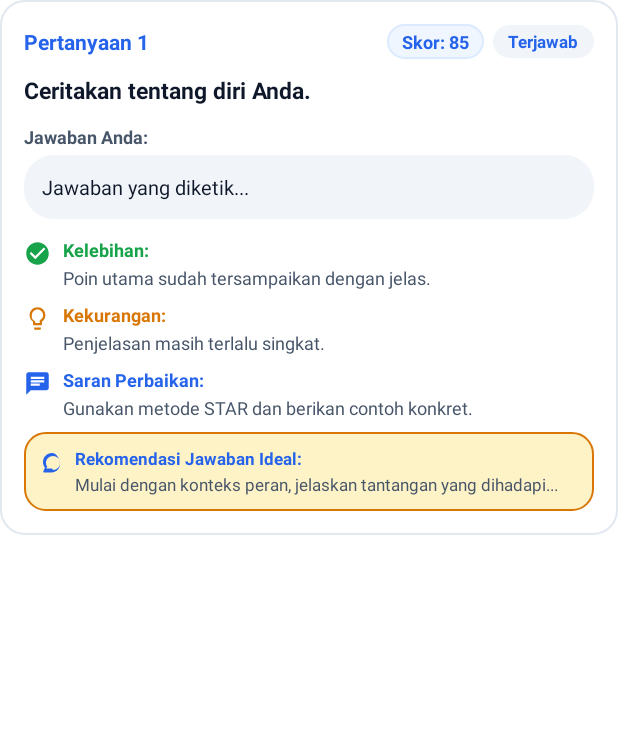
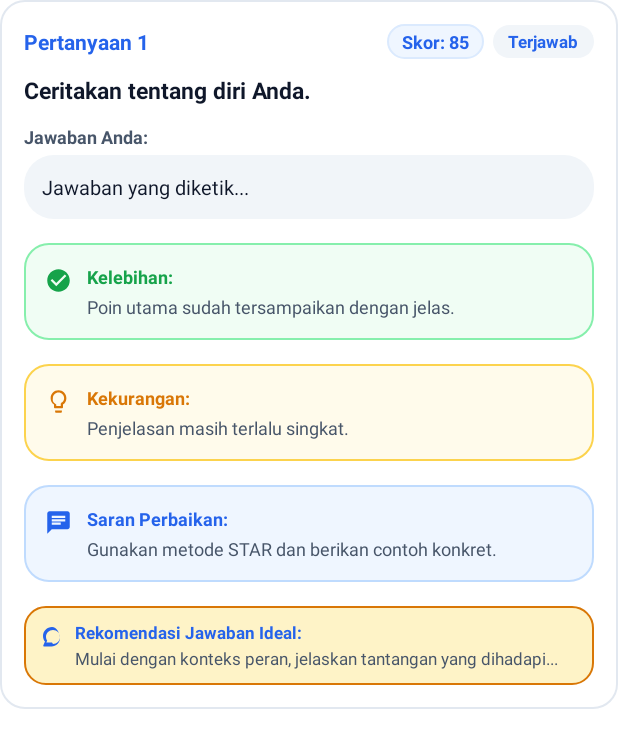
Before and after one commit to abcdgkhj/AInterview, an Android app: the layout item_feedback.xml on its own in the app's theme, with its tools: preview values and no code run, on a phone screen of 412 x 824 dp. Shown: the top 748 px of the screen. Run offline under Robolectric (Android 15) with nearby library versions, the phone set to English and light mode, and no system bars.

Commit message:
perbaikan detail riwayat

```diff
--- a/app/src/main/java/com/example/interviewai/HomeActivity.java
+++ b/app/src/main/java/com/example/interviewai/HomeActivity.java
@@ -237,13 +237,13 @@ public class HomeActivity extends AppCompatActivity {
                 return true;
             } else if (itemId == R.id.nav_history) {
                 Intent intent = new Intent(HomeActivity.this, HistoryActivity.class);
-                intent.addFlags(Intent.FLAG_ACTIVITY_REORDER_TO_FRONT);
+                intent.addFlags(Intent.FLAG_ACTIVITY_CLEAR_TOP | Intent.FLAG_ACTIVITY_SINGLE_TOP);
                 startActivity(intent);
                 overridePendingTransition(0, 0);
                 return true;
             } else if (itemId == R.id.nav_profile) {
                 Intent intent = new Intent(HomeActivity.this, ProfileActivity.class);
-                intent.addFlags(Intent.FLAG_ACTIVITY_REORDER_TO_FRONT);
+                intent.addFlags(Intent.FLAG_ACTIVITY_CLEAR_TOP | Intent.FLAG_ACTIVITY_SINGLE_TOP);
                 startActivity(intent);
                 overridePendingTransition(0, 0);
                 return true;
--- /dev/null
+++ b/app/src/main/res/drawable/bg_card_feedback_improvement.xml
@@ -0,0 +1,9 @@
+<?xml version="1.0" encoding="utf-8"?>
+<shape xmlns:android="http://schemas.android.com/apk/res/android"
+    android:shape="rectangle">
+    <solid android:color="@color/feedback_card_improvement_bg" />
+    <corners android:radius="16dp" />
+    <stroke
+        android:width="1dp"
+        android:color="@color/feedback_card_improvement_stroke" />
+</shape>
--- /dev/null
+++ b/app/src/main/res/drawable/bg_card_feedback_strength.xml
@@ -0,0 +1,9 @@
+<?xml version="1.0" encoding="utf-8"?>
+<shape xmlns:android="http://schemas.android.com/apk/res/android"
+    android:shape="rectangle">
+    <solid android:color="@color/feedback_card_strength_bg" />
+    <corners android:radius="16dp" />
+    <stroke
+        android:width="1dp"
+        android:color="@color/feedback_card_strength_stroke" />
+</shape>
--- /dev/null
+++ b/app/src/main/res/drawable/bg_card_feedback_weakness.xml
@@ -0,0 +1,9 @@
+<?xml version="1.0" encoding="utf-8"?>
+<shape xmlns:android="http://schemas.android.com/apk/res/android"
+    android:shape="rectangle">
+    <solid android:color="@color/feedback_card_weakness_bg" />
+    <corners android:radius="16dp" />
+    <stroke
+        android:width="1dp"
+        android:color="@color/feedback_card_weakness_stroke" />
+</shape>
--- a/app/src/main/res/layout/item_feedback.xml
+++ b/app/src/main/res/layout/item_feedback.xml
@@ -84,16 +84,18 @@
         android:textColor="@color/text_primary"
         android:textSize="13sp"
         android:lineSpacingExtra="2dp"
-        android:layout_marginBottom="12dp" />
+        android:layout_marginBottom="16dp" />
 
-    <!-- Feedback Section: Kelebihan (Strengths) -->
+    <!-- Feedback Section: Kelebihan (Strengths) Card -->
     <LinearLayout
         android:id="@+id/layoutItemStrength"
         android:layout_width="match_parent"
         android:layout_height="wrap_content"
+        android:background="@drawable/bg_card_feedback_strength"
         android:orientation="horizontal"
         android:gravity="top"
-        android:layout_marginBottom="8dp">
+        android:padding="14dp"
+        android:layout_marginBottom="16dp">
 
         <ImageView
             android:layout_width="18dp"
@@ -101,7 +103,7 @@
             android:src="@drawable/ic_check_circle"
             app:tint="@color/success"
             android:contentDescription="Kelebihan"
-            android:layout_marginEnd="8dp"
+            android:layout_marginEnd="10dp"
             android:layout_marginTop="2dp" />
 
         <LinearLayout
@@ -117,7 +119,7 @@
                 android:textColor="@color/success"
                 android:textSize="12sp"
                 android:textStyle="bold"
-                android:layout_marginBottom="2dp" />
+                android:layout_marginBottom="3dp" />
 
             <TextView
                 android:id="@+id/txtItemStrength"
@@ -130,14 +132,16 @@
         </LinearLayout>
     </LinearLayout>
 
-    <!-- Feedback Section: Kekurangan (Weaknesses) -->
+    <!-- Feedback Section: Kekurangan (Weaknesses) Card -->
     <LinearLayout
         android:id="@+id/layoutItemWeakness"
         android:layout_width="match_parent"
         android:layout_height="wrap_content"
+        android:background="@drawable/bg_card_feedback_weakness"
         android:orientation="horizontal"
         android:gravity="top"
-        android:layout_marginBottom="8dp">
+        android:padding="14dp"
+        android:layout_marginBottom="16dp">
 
         <ImageView
             android:layout_width="18dp"
@@ -145,7 +149,7 @@
             android:src="@drawable/ic_lightbulb"
             app:tint="@color/warning"
             android:contentDescription="Kekurangan"
-            android:layout_marginEnd="8dp"
+            android:layout_marginEnd="10dp"
             android:layout_marginTop="2dp" />
 
         <LinearLayout
@@ -161,7 +165,7 @@
                 android:textColor="@color/warning"
                 android:textSize="12sp"
                 android:textStyle="bold"
-                android:layout_marginBottom="2dp" />
+                android:layout_marginBottom="3dp" />
 
             <TextView
                 android:id="@+id/txtItemWeakness"
@@ -174,14 +178,16 @@
         </LinearLayout>
     </LinearLayout>
 
-    <!-- Feedback Section: Saran Perbaikan (Improvement) -->
+    <!-- Feedback Section: Saran Perbaikan (Improvement) Card -->
     <LinearLayout
         android:id="@+id/layoutItemImprovement"
         android:layout_width="match_parent"
         android:layout_height="wrap_content"
+        android:background="@drawable/bg_card_feedback_improvement"
         android:orientation="horizontal"
         android:gravity="top"
-        android:layout_marginBottom="8dp">
+        android:padding="14dp"
+        android:layout_marginBottom="16dp">
 
         <ImageView
             android:layout_width="18dp"
@@ -189,7 +195,7 @@
             android:src="@drawable/ic_chat"
             app:tint="@color/primary"
             android:contentDescription="Saran Perbaikan"
-            android:layout_marginEnd="8dp"
+            android:layout_marginEnd="10dp"
             android:layout_marginTop="2dp" />
 
         <LinearLayout
@@ -205,7 +211,7 @@
                 android:textColor="@color/primary"
                 android:textSize="12sp"
                 android:textStyle="bold"
-                android:layout_marginBottom="2dp" />
+                android:layout_marginBottom="3dp" />
 
             <TextView
                 android:id="@+id/txtItemGuideline"
--- a/app/src/main/res/values/colors.xml
+++ b/app/src/main/res/values/colors.xml
@@ -44,4 +44,12 @@
     <color name="notification_text_body">#334155</color>
     <color name="ai_accent">#8B5CF6</color>
     <color name="ai_accent_light">#F3E8FF</color>
+
+    <!-- Feedback Item Card Colors (Pastel Backgrounds and Matching Strokes) -->
+    <color name="feedback_card_strength_bg">#F0FDF4</color>
+    <color name="feedback_card_strength_stroke">#86EFAC</color>
+    <color name="feedback_card_weakness_bg">#FFFBEB</color>
+    <color name="feedback_card_weakness_stroke">#FCD34D</color>
+    <color name="feedback_card_improvement_bg">#EFF6FF</color>
+    <color name="feedback_card_improvement_stroke">#BFDBFE</color>
 </resources>
```
Also changed, not shown: app/src/main/java/com/example/interviewai/HistoryActivity.java (+20 -6 lines), app/src/main/java/com/example/interviewai/ProfileActivity.java (+20 -6 lines), app/src/main/java/com/example/interviewai/ResultActivity.java (+9 -10 lines), app/src/main/res/layout/activity_home.xml (+4 -4 lines), app/src/main/res/layout/activity_result.xml (+0 -10 lines).
